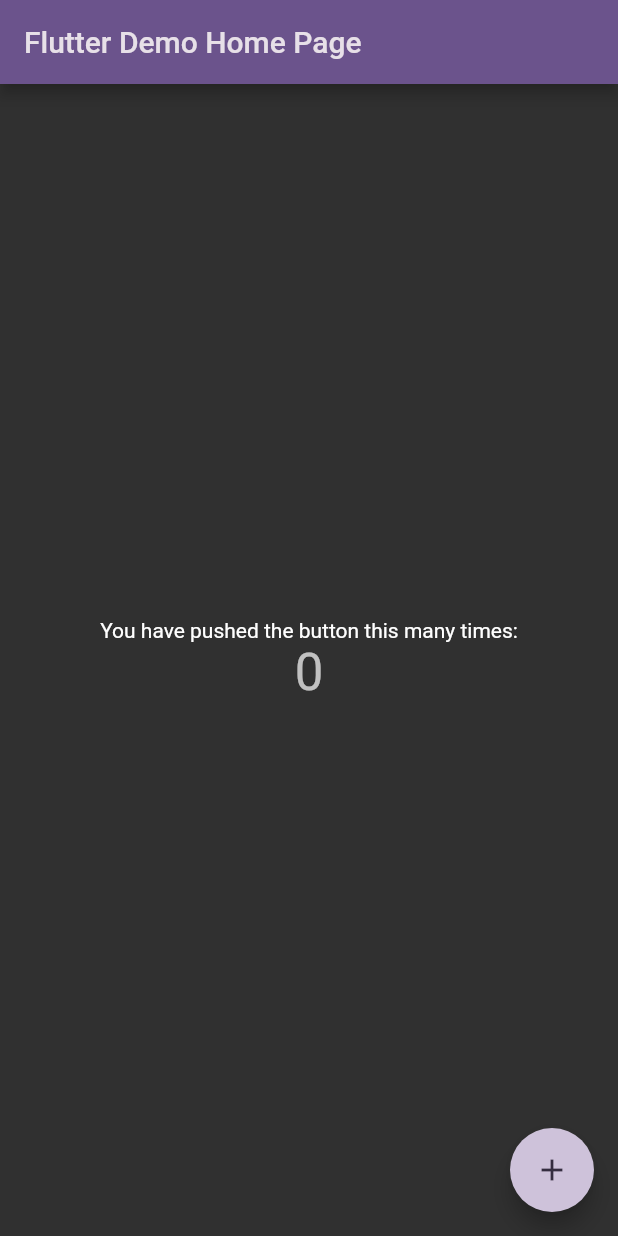
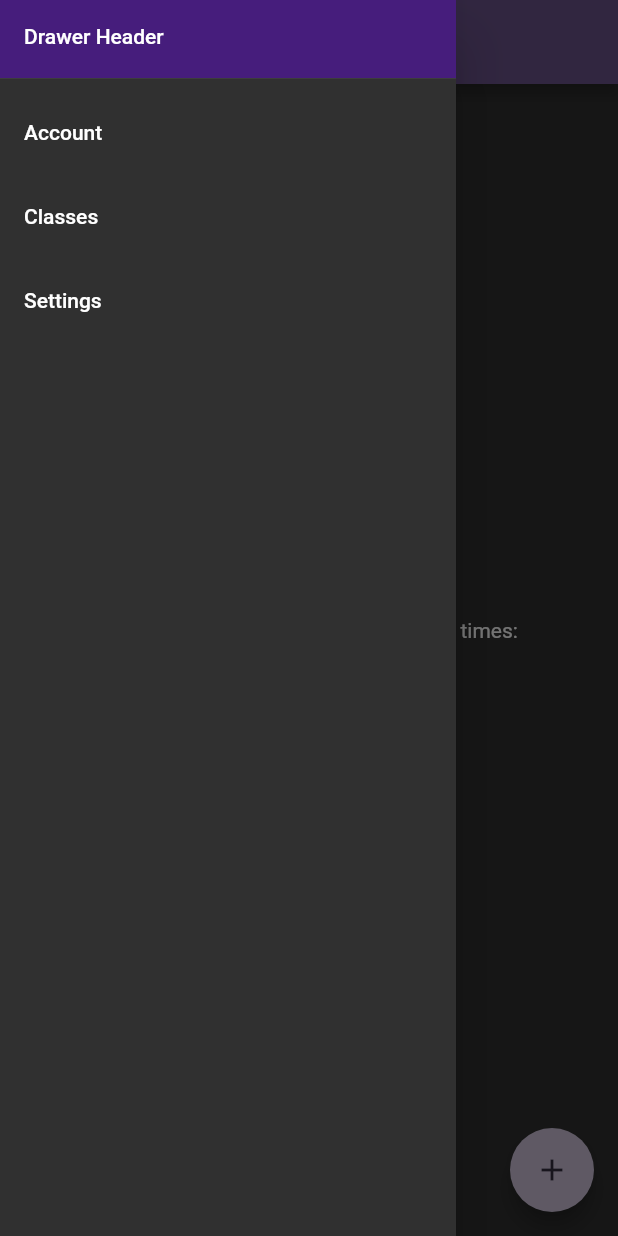
Before and after one commit to MartinDampier/4243Project, a Flutter app: the screen it shows after launch, with the side drawer open (before the commit the screen has no drawer), on a phone screen of 412 x 824 dp. Run offline on Flutter 3.47's test engine with Material 2 defaults, Android fonts, the phone set to English and light mode, and no system bars.

Commit message:
Add 3 blank Pages to the app

```diff
--- a/lib/main.dart
+++ b/lib/views/main.dart
@@ -1,5 +1,8 @@
 import 'package:flutter/material.dart';
 import 'package:flutter_application_1/styles/genericStyles.dart';
+import 'package:flutter_application_1/views/accountView.dart';
+import 'package:flutter_application_1/views/classesView.dart';
+import 'package:flutter_application_1/views/settingsView.dart';
 
 void main() {
   runApp(const MyApp());
@@ -61,31 +64,11 @@ class _MyHomePageState extends State<MyHomePage> {
     // than having to individually change instances of widgets.
     return Scaffold(
       appBar: AppBar(
-        // TRY THIS: Try changing the color here to a specific color (to
-        // Colors.amber, perhaps?) and trigger a hot reload to see the AppBar
-        // change color while the other colors stay the same.
         backgroundColor: Theme.of(context).colorScheme.inversePrimary,
-        // Here we take the value from the MyHomePage object that was created by
-        // the App.build method, and use it to set our appbar title.
         title: Text(widget.title),
       ),
       body: Center(
-        // Center is a layout widget. It takes a single child and positions it
-        // in the middle of the parent.
         child: Column(
-          // Column is also a layout widget. It takes a list of children and
-          // arranges them vertically. By default, it sizes itself to fit its
-          // children horizontally, and tries to be as tall as its parent.
-          //
-          // Column has various properties to control how it sizes itself and
-          // how it positions its children. Here we use mainAxisAlignment to
-          // center the children vertically; the main axis here is the vertical
-          // axis because Columns are vertical (the cross axis would be
-          // horizontal).
-          //
-          // TRY THIS: Invoke "debug painting" (choose the "Toggle Debug Paint"
-          // action in the IDE, or press "p" in the console), to see the
-          // wireframe for each widget.
           mainAxisAlignment: MainAxisAlignment.center,
           children: <Widget>[
             const Text(
@@ -98,6 +81,50 @@ class _MyHomePageState extends State<MyHomePage> {
           ],
         ),
       ),
+      drawer: Drawer(
+        child: ListView(
+          padding: EdgeInsets.zero,
+          children:
+            [
+              SizedBox(
+                height: 60,
+                child: DrawerHeader(
+                    decoration: BoxDecoration(
+                      color: genericStyles.lsuPurple,
+                    ),
+                    child: Text('Drawer Header'),
+                  )
+              ),
+              ListTile(
+                title: const Text('Account'),
+                selected: false,
+                onTap: () {
+                  Navigator.push(context, MaterialPageRoute(builder: (context) {
+                    return const AccountPage(title: 'My Account');
+                  }));
+                },
+              ),
+              ListTile(
+                title: const Text('Classes'),
+                selected: false,
+                onTap: () {
+                  Navigator.push(context, MaterialPageRoute(builder: (context) {
+                    return const ClassesPage(title: 'My Classes');
+                  }));
+                },
+              ),
+              ListTile(
+                title: const Text('Settings'),
+                selected: false,
+                onTap: () {
+                  Navigator.push(context, MaterialPageRoute(builder: (context) {
+                    return const SettingsPage(title: 'Settings');
+                  }));
+                },
+              ),
+            ]
+        ),
+      ),
       floatingActionButton: FloatingActionButton(
         onPressed: _incrementCounter,
         tooltip: 'Increment',
```
Also changed, not shown: lib/views/accountView.dart (added, +22 -0 lines), lib/views/classesView.dart (added, +20 -0 lines), lib/views/settingsView.dart (added, +20 -0 lines), 1 other file.
